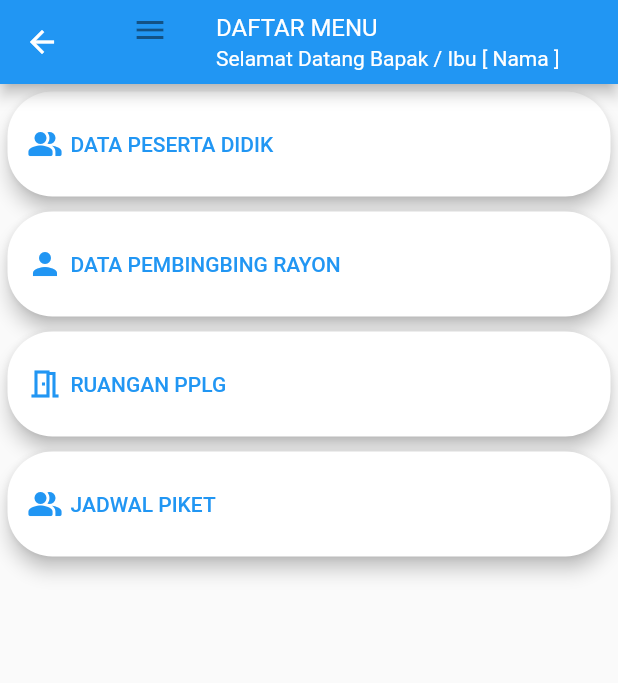
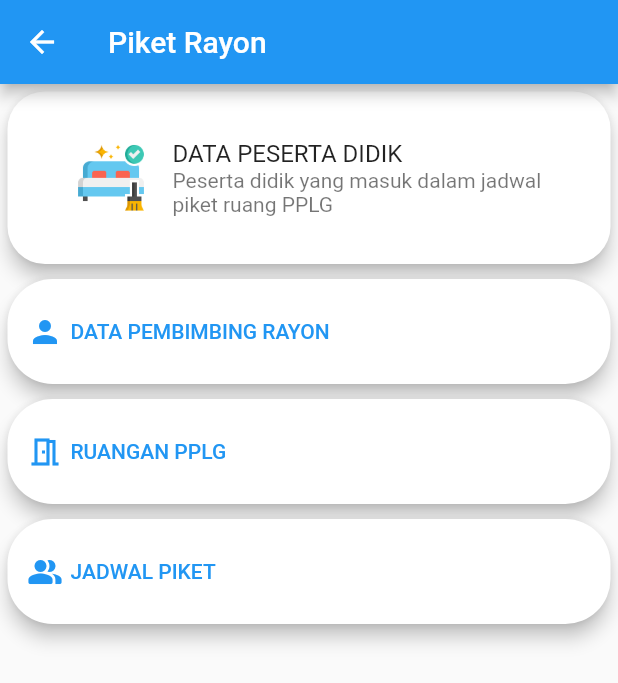
Before and after one commit to aistaqiemsy/flutter_scr, a Flutter app: the screen it shows after launch, after a tap on the "logout" icon, on a phone screen of 412 x 824 dp. Shown: the top 683 px of the screen. Run offline on Flutter 3.47's test engine with Material 2 defaults, Android fonts, the phone set to English and light mode, and no system bars.

Commit message:
add area ps dan folder assets

```diff
--- a/lib/main.dart
+++ b/lib/main.dart
@@ -1,6 +1,7 @@
 import 'package:flutter/material.dart';
 import 'package:scr_wikrama/dir_siswa/display_student.dart';
 import 'package:scr_wikrama/main_menu.dart';
+import 'package:scr_wikrama/ps/dashboard_ps.dart';
 
 void main() {
   runApp(const MyApp());
@@ -34,22 +35,96 @@ class _MyHomePageState extends State<MyHomePage> {
   @override
   Widget build(BuildContext context) {
     return Scaffold(
-      appBar: AppBar(
-        shape: RoundedRectangleBorder(
-          borderRadius: BorderRadius.only(
-            bottomRight: Radius.circular(25),
-            bottomLeft: Radius.circular(25)
-          )
-        ),
-        leading: Icon(
-          Icons.cleaning_services
-        ),
-        title: Text("SCR Wikrama"),
-      ),
+      // appBar: AppBar(
+      //   shape: RoundedRectangleBorder(
+      //     borderRadius: BorderRadius.only(
+      //       bottomRight: Radius.circular(25),
+      //       bottomLeft: Radius.circular(25)
+      //     )
+      //   ),
+      //   leading: Icon(
+      //     Icons.cleaning_services
+      //   ),
+      //   title: Text("SCR Wikrama"),
+      // ),
+
+      backgroundColor: Colors.orange[400], // warna dasar app
       body: Center(
         child: Column(
-          mainAxisAlignment: MainAxisAlignment.center,
+          mainAxisAlignment: MainAxisAlignment.start,
           children: <Widget>[
+            Padding(
+              padding: EdgeInsets.only(right: 15, top: 25, left: 15, bottom: 25),
+              child: Card(
+                elevation: 5,
+                child: Center(
+                  child: Padding(
+                    padding: EdgeInsets.only(
+                      top: 10,
+                      bottom: 10
+                    ),
+                    child: CircleAvatar(
+                    backgroundColor: Colors.grey[200],
+                    child: Icon(
+                      Icons.computer_sharp,
+                    ),
+                  ),
+                  ),
+                ),
+              ),
+            ),
+
+            Padding(
+              padding: EdgeInsets.only(bottom: 10),
+              child: Text("PPLG APPS"),
+            ),
+
+            Padding(
+              padding: EdgeInsets.only(right: 15, left: 15, bottom: 10),
+              child:  TextFormField(
+                decoration: InputDecoration(
+                  prefixIcon: Icon(
+                    Icons.email_rounded
+                  ),
+                  hintText: ("Email"),
+                  border:OutlineInputBorder(
+                    borderRadius: BorderRadius.circular(10)
+                  )
+                ),
+              ),
+            ),
+
+            Padding(
+              padding: EdgeInsets.only(right: 15, left: 15, bottom: 10),
+              child:  TextFormField(
+                decoration: InputDecoration(
+                  prefixIcon: Icon(
+                    Icons.password_rounded
+                  ),
+                  hintText: ("Kata Sandi"),
+                  border:OutlineInputBorder(
+                    borderRadius: BorderRadius.circular(10)
+                  )
+                ),
+              ),
+            ),
+
+            Padding(
+              padding: EdgeInsets.only(right: 15, left: 15, bottom: 10),
+              child: ElevatedButton(
+                onPressed: () {
+                  Navigator.push(
+                    context,
+                    MaterialPageRoute(
+                      builder: (context) => DashboardPs())
+                  );
+                },
+                child: Text("Masuk")
+              )
+            ),
+
+
+
 
           ],
         ),
--- a/lib/main_menu.dart
+++ b/lib/main_menu.dart
@@ -10,23 +10,7 @@ class MainMenu extends StatelessWidget {
   Widget build(BuildContext context) {
     return Scaffold(
       appBar: AppBar(
-        title: ListTile(
-          leading: Icon(
-            Icons.menu
-          ),
-          title: Text(
-            "DAFTAR MENU",
-            style: TextStyle(
-              color: Colors.white
-            ),
-            ),
-          subtitle: Text(
-            "Selamat Datang Bapak / Ibu [ Nama ]",
-            style: TextStyle(
-              color: Colors.white
-            ),
-            ),
-        ),
+        title: Text("Piket Rayon")
       ),
       body: ListView(
         children: [
@@ -34,11 +18,11 @@ class MainMenu extends StatelessWidget {
             margin: EdgeInsets.all(5),
             elevation: 5,
             shape: RoundedRectangleBorder(
-              borderRadius: BorderRadius.circular(30)
+              borderRadius: BorderRadius.circular(25)
             ),
             child: Center(
               child: Padding(
-                padding: EdgeInsets.all(5),
+                padding: EdgeInsets.all(20),
                 child: TextButton(
                   onPressed: () {
                     Navigator.push(
@@ -47,17 +31,26 @@ class MainMenu extends StatelessWidget {
                         builder: (context) => DisplayStudent())
                     );
                   },
-                  child: Row(
-                    children: [
-                      Padding(
-                        padding: EdgeInsets.only(right: 5, top: 10, bottom: 10),
-                        child: Icon(
-                          Icons.people_alt_rounded
-                        ),
-                      ),
-                      Text("DATA PESERTA DIDIK")
-                    ],
-                  ),
+                  child: ListTile(
+                    title: Text("DATA PESERTA DIDIK"),
+                    subtitle: Text("Peserta didik yang masuk dalam jadwal piket ruang PPLG"),
+                    leading: Image.asset(
+                      'assets/icons/clean_room.png',
+                      width: 50,
+                      height: 50,
+                      )
+                  )
+                  //   Row(
+                  //   children: [
+                  //     Padding(
+                  //       padding: EdgeInsets.only(right: 5, top: 10, bottom: 10),
+                  //       child: Icon(
+                  //         Icons.people_alt_rounded
+                  //       ),
+                  //     ),
+                  //     Text("DATA PESERTA DIDIK")
+                  //   ],
+                  // ),
                 )
               ),
             )
@@ -84,7 +77,7 @@ class MainMenu extends StatelessWidget {
                           Icons.person
                         ),
                       ),
-                      Text("DATA PEMBINGBING RAYON")
+                      Text("DATA PEMBIMBING RAYON")
                     ],
                   ),
                 )
--- a/pubspec.yaml
+++ b/pubspec.yaml
@@ -60,9 +60,9 @@ flutter:
   uses-material-design: true
 
   # To add assets to your application, add an assets section, like this:
-  # assets:
-  #   - images/a_dot_burr.jpeg
-  #   - images/a_dot_ham.jpeg
+  assets:
+    - assets/icons/clean_room.png
+    # - images/a_dot_ham.jpeg
 
   # An image asset can refer to one or more resolution-specific "variants", see
   # https://flutter.dev/assets-and-images/#resolution-aware
```
Also changed, not shown: lib/dir_siswa/detail_student.dart (+27 -0 lines), lib/ps/dashboard_ps.dart (added, +92 -0 lines), assets/icons/clean_room.png (added), pubspec.lock.
